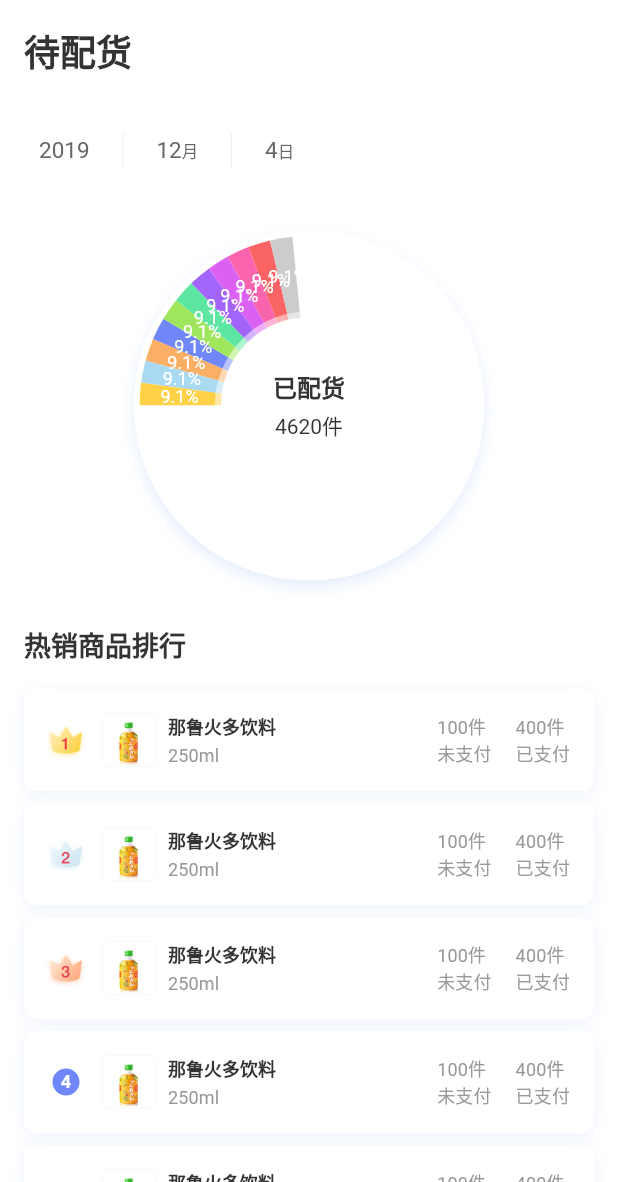
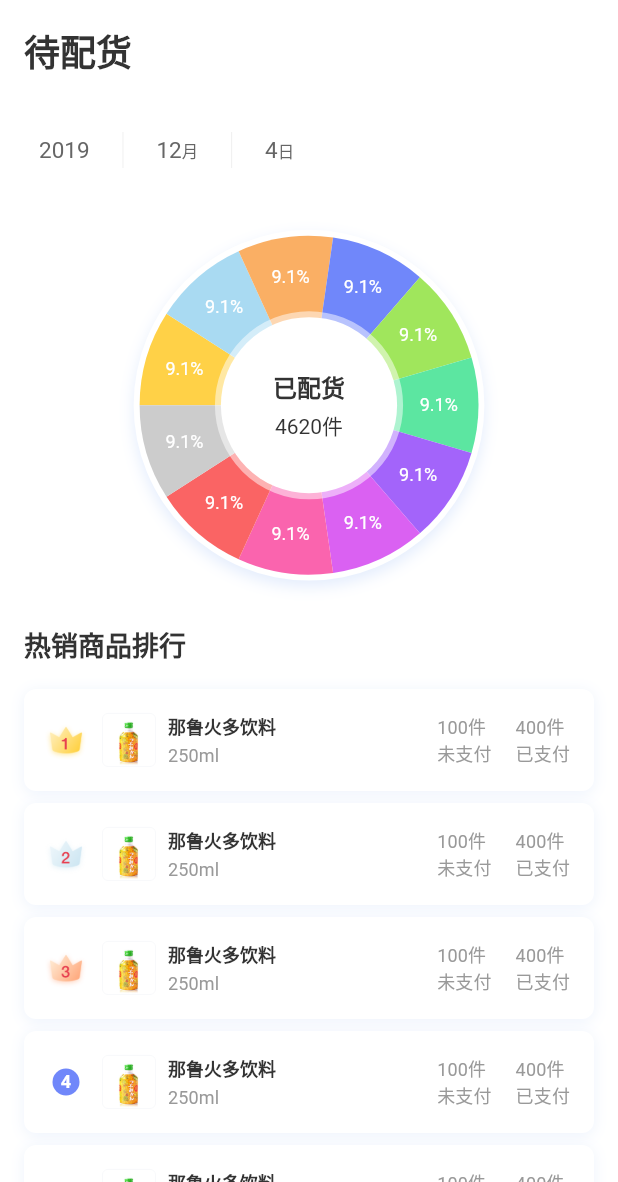
Before and after one commit to simplezhli/flutter_deer, a Flutter app: the GoodsStatisticsPage screen opened by its route, on a phone screen of 412 x 824 dp, the part 54-1236 px from its top. Run offline on Flutter 3.47's test engine with Material 2 defaults, Android fonts, the phone set to English and light mode, and no system bars; drawn by our look-alikes of oktoast; our stand-ins replace azlistview, cached_network_image, dio, fluro, flutter_slidable, flutter_swiper and 6 more; missing offline and left inert: barcode_scan, common_utils, flustars, flutter_2d_amap; statements that could not run were skipped.

```diff
--- a/lib/main.dart
+++ b/lib/main.dart
@@ -15,6 +15,7 @@ void main() {
 //  debugProfileBuildsEnabled = true;
 //  debugPaintLayerBordersEnabled = true;
 //  debugProfilePaintsEnabled = true;
+//  debugRepaintRainbowEnabled = true;
   runApp(MyApp());
   // 透明状态栏
   if (Platform.isAndroid) {
@@ -45,6 +46,7 @@ class MyApp extends StatelessWidget {
               title: 'Flutter Deer',
               //showPerformanceOverlay: true, //显示性能标签
               //debugShowCheckedModeBanner: false,
+              //checkerboardRasterCacheImages: true,
               theme: provider.getTheme(),
               darkTheme: provider.getTheme(isDarkMode: true),
               home: home ?? SplashPage(),
--- a/lib/widgets/pie_chart/pie_chart.dart
+++ b/lib/widgets/pie_chart/pie_chart.dart
@@ -28,7 +28,6 @@ class _PieChartState extends State<PieChart> with SingleTickerProviderStateMixin
   int count;
   Animation<double> animation;
   AnimationController controller;
-  double _fraction = 0.0;
   List<PieData> oldData;
 
   @override
@@ -38,11 +37,6 @@ class _PieChartState extends State<PieChart> with SingleTickerProviderStateMixin
     controller = AnimationController(duration: Duration(milliseconds: 800), vsync: this);
     final Animation curve = CurvedAnimation(parent: controller, curve: Curves.decelerate);
     animation = Tween<double>(begin: 0, end: 1).animate(curve);
-    animation.addListener(() {
-      setState(() {
-        _fraction = animation.value;
-      });
-    });
     controller.forward(from: 0);
   }
 
@@ -78,12 +72,20 @@ class _PieChartState extends State<PieChart> with SingleTickerProviderStateMixin
           BoxShadow(color: shadowColor, offset: Offset(0.0, 4.0), blurRadius: 8.0, spreadRadius: 0.0),
         ],
       ),
-      child: CustomPaint(
-        painter: PieChartPainter(
-          widget.data,
-          _fraction,
-          bgColor
-        ),
+      child: AnimatedBuilder(
+        animation: animation,
+        builder: (_, child){
+          return RepaintBoundary(
+            child: CustomPaint(
+              painter: PieChartPainter(
+                  widget.data,
+                  animation.value,
+                  bgColor
+              ),
+              child: child,
+            ),
+          );
+        },
         child: Center(
           child: Column(
             mainAxisSize: MainAxisSize.min,
@@ -93,7 +95,7 @@ class _PieChartState extends State<PieChart> with SingleTickerProviderStateMixin
               Text("$count件")
             ],
           ),
-        ),
+        )
       ),
     );
   }
@@ -201,7 +203,7 @@ class PieChartPainter extends CustomPainter {
 
   @override
   bool shouldRepaint(PieChartPainter oldDelegate) {
-    // 数据不一致时，重新绘制
-    return oldDelegate.data != data;
+    // 由于动画需要重绘，所以返true。避免重绘，交由RepaintBoundary处理。你也可以判断动画是否执行完成来处理时候重绘
+    return true;
   }
 }
```
Also changed, not shown: 1 other file.
